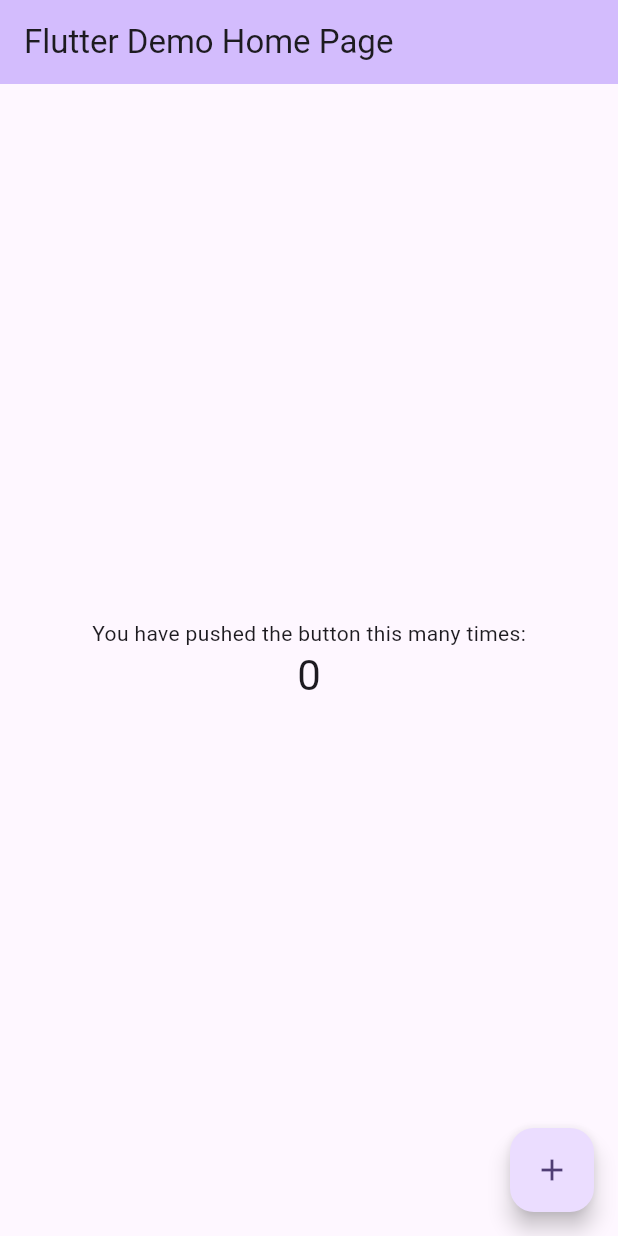
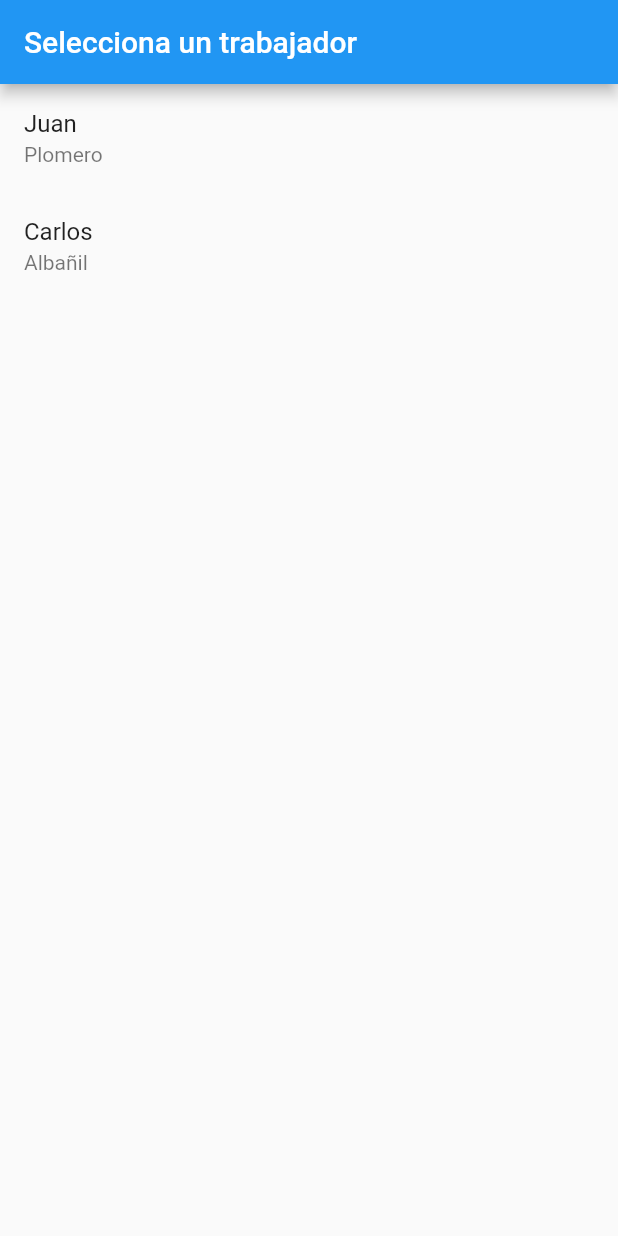
Before and after one commit to AndresIslas99/doen_app_flutter, a Flutter app: the screen it shows after launch, on a phone screen of 412 x 824 dp. Run offline on Flutter 3.47's test engine with Material 2 defaults, Android fonts, the light colour scheme and no system bars.

Commit message:
Primera idea de app

```diff
--- a/lib/main.dart
+++ b/lib/main.dart
@@ -1,125 +1,99 @@
 import 'package:flutter/material.dart';
 
 void main() {
-  runApp(const MyApp());
+  runApp(MaterialApp(
+    title: 'Servicio a Domicilio',
+    home: WorkersList(),
+  ));
 }
 
-class MyApp extends StatelessWidget {
-  const MyApp({super.key});
+class Worker {
+  final String name;
+  final String job;
 
-  // This widget is the root of your application.
+  Worker(this.name, this.job);
+}
+
+class WorkersList extends StatelessWidget {
+  final List<Worker> workers = [
+    Worker('Juan', 'Plomero'),
+    Worker('Carlos', 'Albañil'),
+    // Agrega más trabajadores aquí
+  ];
+
   @override
   Widget build(BuildContext context) {
-    return MaterialApp(
-      title: 'Flutter Demo',
-      theme: ThemeData(
-        // This is the theme of your application.
-        //
-        // TRY THIS: Try running your application with "flutter run". You'll see
-        // the application has a blue toolbar. Then, without quitting the app,
-        // try changing the seedColor in the colorScheme below to Colors.green
-        // and then invoke "hot reload" (save your changes or press the "hot
-        // reload" button in a Flutter-supported IDE, or press "r" if you used
-        // the command line to start the app).
-        //
-        // Notice that the counter didn't reset back to zero; the application
-        // state is not lost during the reload. To reset the state, use hot
-        // restart instead.
-        //
-        // This works for code too, not just values: Most code changes can be
-        // tested with just a hot reload.
-        colorScheme: ColorScheme.fromSeed(seedColor: Colors.deepPurple),
-        useMaterial3: true,
+    return Scaffold(
+      appBar: AppBar(
+        title: Text('Selecciona un trabajador'),
       ),
-      home: const MyHomePage(title: 'Flutter Demo Home Page'),
+      body: ListView.builder(
+        itemCount: workers.length,
+        itemBuilder: (context, index) {
+          return ListTile(
+            title: Text(workers[index].name),
+            subtitle: Text(workers[index].job),
+            onTap: () {
+              Navigator.push(
+                context,
+                MaterialPageRoute(
+                  builder: (context) => JobDescription(worker: workers[index]),
+                ),
+              );
+            },
+          );
+        },
+      ),
     );
   }
 }
 
-class MyHomePage extends StatefulWidget {
-  const MyHomePage({super.key, required this.title});
+class JobDescription extends StatefulWidget {
+  final Worker worker;
 
-  // This widget is the home page of your application. It is stateful, meaning
-  // that it has a State object (defined below) that contains fields that affect
-  // how it looks.
-
-  // This class is the configuration for the state. It holds the values (in this
-  // case the title) provided by the parent (in this case the App widget) and
-  // used by the build method of the State. Fields in a Widget subclass are
-  // always marked "final".
-
-  final String title;
+  JobDescription({Key? key, required this.worker}) : super(key: key);
 
   @override
-  State<MyHomePage> createState() => _MyHomePageState();
+  _JobDescriptionState createState() => _JobDescriptionState();
 }
 
-class _MyHomePageState extends State<MyHomePage> {
-  int _counter = 0;
-
-  void _incrementCounter() {
-    setState(() {
-      // This call to setState tells the Flutter framework that something has
-      // changed in this State, which causes it to rerun the build method below
-      // so that the display can reflect the updated values. If we changed
-      // _counter without calling setState(), then the build method would not be
-      // called again, and so nothing would appear to happen.
-      _counter++;
-    });
-  }
+class _JobDescriptionState extends State<JobDescription> {
+  final _formKey = GlobalKey<FormState>();
+  late String description;
 
   @override
   Widget build(BuildContext context) {
-    // This method is rerun every time setState is called, for instance as done
-    // by the _incrementCounter method above.
-    //
-    // The Flutter framework has been optimized to make rerunning build methods
-    // fast, so that you can just rebuild anything that needs updating rather
-    // than having to individually change instances of widgets.
     return Scaffold(
       appBar: AppBar(
-        // TRY THIS: Try changing the color here to a specific color (to
-        // Colors.amber, perhaps?) and trigger a hot reload to see the AppBar
-        // change color while the other colors stay the same.
-        backgroundColor: Theme.of(context).colorScheme.inversePrimary,
-        // Here we take the value from the MyHomePage object that was created by
-        // the App.build method, and use it to set our appbar title.
-        title: Text(widget.title),
+        title: Text('Describe tu problema'),
       ),
-      body: Center(
-        // Center is a layout widget. It takes a single child and positions it
-        // in the middle of the parent.
+      body: Form(
+        key: _formKey,
         child: Column(
-          // Column is also a layout widget. It takes a list of children and
-          // arranges them vertically. By default, it sizes itself to fit its
-          // children horizontally, and tries to be as tall as its parent.
-          //
-          // Column has various properties to control how it sizes itself and
-          // how it positions its children. Here we use mainAxisAlignment to
-          // center the children vertically; the main axis here is the vertical
-          // axis because Columns are vertical (the cross axis would be
-          // horizontal).
-          //
-          // TRY THIS: Invoke "debug painting" (choose the "Toggle Debug Paint"
-          // action in the IDE, or press "p" in the console), to see the
-          // wireframe for each widget.
-          mainAxisAlignment: MainAxisAlignment.center,
           children: <Widget>[
-            const Text(
-              'You have pushed the button this many times:',
+            Text('Contratando a ${widget.worker.name}, ${widget.worker.job}'),
+            TextFormField(
+              decoration: InputDecoration(labelText: 'Descripción del problema'),
+              validator: (value) {
+                if (value == null || value.isEmpty) {
+                  return 'Por favor describe tu problema.';
+                }
+                description = value;
+                return null;
+              },
             ),
-            Text(
-              '$_counter',
-              style: Theme.of(context).textTheme.headlineMedium,
+            ElevatedButton(
+              onPressed: () {
+                if (_formKey.currentState!.validate()) {
+                  // Aquí puedes manejar la contratación del trabajador
+                  print('Contratando a ${widget.worker.name} para: $description');
+                }
+              },
+              child: Text('Contratar'),
             ),
           ],
         ),
       ),
-      floatingActionButton: FloatingActionButton(
-        onPressed: _incrementCounter,
-        tooltip: 'Increment',
-        child: const Icon(Icons.add),
-      ), // This trailing comma makes auto-formatting nicer for build methods.
     );
   }
 }
```
